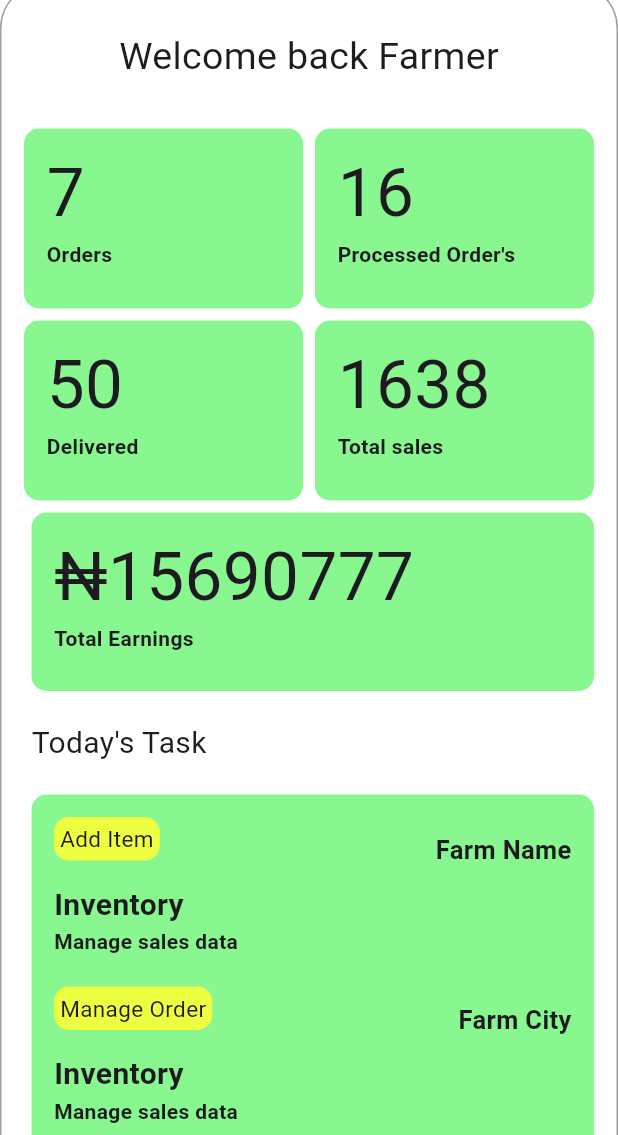
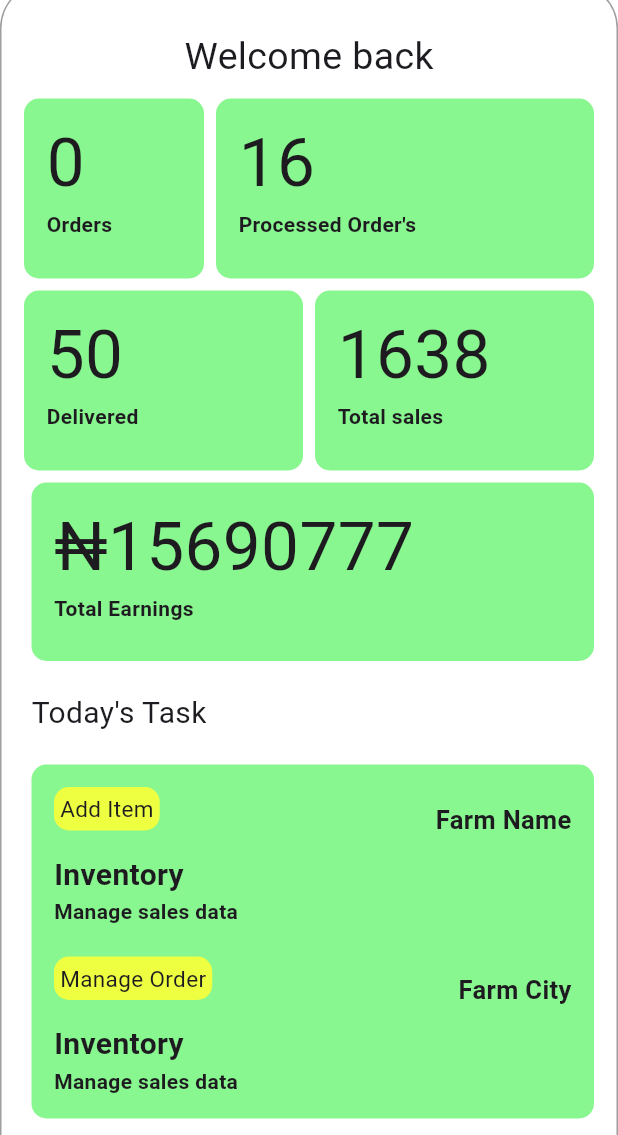
Before and after one commit to CarlsGalad/gona_farmer, a Flutter app: the screen it shows once a user with an empty profile is signed in, on a phone screen of 412 x 824 dp, the part 101-1236 px from its top. Run offline on Flutter 3.47's test engine with Material 3 defaults, Android fonts, the phone set to English and light mode, and no system bars; our stand-ins replace cloud_firestore, firebase_auth, firebase_core, firebase_messaging, google_fonts, google_sign_in and 1 more; accounts and stored records are empty; Roboto replaces fonts that are missing (Abel, Sansita).

Commit message:
orders list screen

```diff
--- a/lib/screens/homepage.dart
+++ b/lib/screens/homepage.dart
@@ -1,6 +1,7 @@
-
 import 'package:flutter/material.dart';
-
+import 'package:flutter/widgets.dart';
+import 'package:gona_vendor/screens/ordercountile.dart';
+import 'package:gona_vendor/screens/welcomemsg.dart';
 
 import 'package:google_fonts/google_fonts.dart';
 
@@ -29,12 +30,17 @@ class _HomepageState extends State<Homepage> {
             'Gona Farmers',
             style: GoogleFonts.abel(fontWeight: FontWeight.bold, fontSize: 30),
           ),
-          actions: const [
+          actions: [
             Padding(
-              padding: EdgeInsets.only(right: 20.0),
-              child: Icon(
-                Icons.menu,
-                size: 40,
+              padding: const EdgeInsets.only(right: 20.0),
+              child: GestureDetector(
+                onTap: () {
+                  Drawer;
+                },
+                child: const Icon(
+                  Icons.menu,
+                  size: 40,
+                ),
               ),
             )
           ],
@@ -54,51 +60,14 @@ class _HomepageState extends State<Homepage> {
               child: Column(
                 crossAxisAlignment: CrossAxisAlignment.start,
                 children: [
-                  const Center(
-                    child: Padding(
-                      padding: EdgeInsets.all(30.0),
-                      child: Text(
-                        'Welcome back Farmer',
-                        style: TextStyle(fontSize: 25),
-                      ),
-                    ),
-                  ),
+                  // welcome msg
+                  const WelcomeBackWidget(),
                   Padding(
                     padding: const EdgeInsets.only(left: 15.0, right: 15),
                     child: Row(
                       crossAxisAlignment: CrossAxisAlignment.start,
                       children: [
-                        Expanded(
-                          child: Container(
-                            width: 120,
-                            height: 120,
-                            decoration: BoxDecoration(
-                              color: const Color.fromARGB(255, 137, 247, 143),
-                              borderRadius: BorderRadius.circular(10),
-                            ),
-                            child: const Padding(
-                              padding: EdgeInsets.only(left: 15),
-                              child: Column(
-                                  mainAxisAlignment: MainAxisAlignment.start,
-                                  crossAxisAlignment: CrossAxisAlignment.start,
-                                  children: [
-                                    Padding(
-                                      padding: EdgeInsets.only(top: 10.0),
-                                      child: Text(
-                                        '7',
-                                        style: TextStyle(fontSize: 45),
-                                        textAlign: TextAlign.start,
-                                      ),
-                                    ),
-                                    Text(
-                                      'Orders',
-                                      style: TextStyle(
-                                          fontWeight: FontWeight.bold),
-                                    )
-                                  ]),
-                            ),
-                          ),
-                        ),
+                        OrderCountTile(),
                         const SizedBox(
                           width: 8,
                         ),
--- /dev/null
+++ b/lib/screens/ordercountile.dart
@@ -0,0 +1,93 @@
+import 'package:flutter/material.dart';
+import 'package:cloud_firestore/cloud_firestore.dart';
+import 'package:firebase_auth/firebase_auth.dart';
+import 'package:gona_vendor/screens/order_list_screen.dart';
+
+class OrderCountTile extends StatefulWidget {
+  const OrderCountTile({super.key});
+
+  @override
+  OrderCountTileState createState() => OrderCountTileState();
+}
+
+class OrderCountTileState extends State<OrderCountTile> {
+  int _orderCount = 0;
+
+  @override
+  void initState() {
+    super.initState();
+    _fetchOrderCount();
+  }
+
+  Future<void> _fetchOrderCount() async {
+    // Get the current user's UID from Firebase Authentication
+    String? userId = FirebaseAuth.instance.currentUser?.uid;
+    if (userId != null) {
+      // Fetch orders from Firestore
+      QuerySnapshot ordersSnapshot =
+          await FirebaseFirestore.instance.collection('orders').get();
+
+      // Iterate through the orders and count the ones with matching farmId
+      int count = 0;
+      for (QueryDocumentSnapshot orderDoc in ordersSnapshot.docs) {
+        List<Map<String, dynamic>> orderItems =
+            List<Map<String, dynamic>>.from(orderDoc['orderItems']);
+        for (Map<String, dynamic> orderItem in orderItems) {
+          if (orderItem['farmId'] == userId) {
+            count++;
+            break; // Break the loop after finding a matching farmId for efficiency
+          }
+        }
+      }
+
+      setState(() {
+        _orderCount = count; // Set the order count
+      });
+    }
+  }
+
+  @override
+  Widget build(BuildContext context) {
+    return GestureDetector(
+      onTap: () {
+        Navigator.push(
+          context,
+          MaterialPageRoute(
+            builder: (context) => OrderListScreen(),
+          ),
+        );
+      },
+      child: Expanded(
+        child: Container(
+          width: 120,
+          height: 120,
+          decoration: BoxDecoration(
+            color: const Color.fromARGB(255, 137, 247, 143),
+            borderRadius: BorderRadius.circular(10),
+          ),
+          child: Padding(
+            padding: const EdgeInsets.only(left: 15),
+            child: Column(
+              mainAxisAlignment: MainAxisAlignment.start,
+              crossAxisAlignment: CrossAxisAlignment.start,
+              children: [
+                Padding(
+                  padding: const EdgeInsets.only(top: 10.0),
+                  child: Text(
+                    _orderCount.toString(), // Display the order count
+                    style: const TextStyle(fontSize: 45),
+                    textAlign: TextAlign.start,
+                  ),
+                ),
+                const Text(
+                  'Orders',
+                  style: TextStyle(fontWeight: FontWeight.bold),
+                )
+              ],
+            ),
+          ),
+        ),
+      ),
+    );
+  }
+}
--- /dev/null
+++ b/lib/screens/welcomemsg.dart
@@ -0,0 +1,51 @@
+import 'package:cloud_firestore/cloud_firestore.dart';
+import 'package:firebase_auth/firebase_auth.dart';
+import 'package:flutter/material.dart';
+
+class WelcomeBackWidget extends StatefulWidget {
+  const WelcomeBackWidget({super.key});
+
+  @override
+  WelcomeBackWidgetState createState() => WelcomeBackWidgetState();
+}
+
+class WelcomeBackWidgetState extends State<WelcomeBackWidget> {
+  String _farmerName = '';
+
+  @override
+  void initState() {
+    super.initState();
+    _fetchFarmerName();
+  }
+
+  Future<void> _fetchFarmerName() async {
+    // Get the current user's UID from Firebase Authentication
+    String? uid = FirebaseAuth.instance.currentUser?.uid;
+    if (uid != null) {
+      // Fetch the farmer's name from the Firestore collection using the UID
+      DocumentSnapshot snapshot =
+          await FirebaseFirestore.instance.collection('farms').doc(uid).get();
+      if (snapshot.exists) {
+        setState(() {
+          _farmerName = snapshot['ownersName'];
+        });
+      }
+    }
+  }
+
+  @override
+  Widget build(BuildContext context) {
+    return Center(
+      child: Padding(
+        padding:
+            const EdgeInsets.only(top: 30.0, left: 30, right: 30, bottom: 10),
+        child: Text(
+          _farmerName.isNotEmpty
+              ? 'Welcome back ${_farmerName.split(' ').first}'
+              : 'Welcome back',
+          style: const TextStyle(fontSize: 25),
+        ),
+      ),
+    );
+  }
+}
--- a/pubspec.yaml
+++ b/pubspec.yaml
@@ -49,6 +49,7 @@ dependencies:
   firebase_storage:
   flutter_localizations:
     sdk: flutter
+  intl: ^0.18.1
 
 dev_dependencies:
   flutter_test:
```
Also changed, not shown: lib/screens/order_list_screen.dart (added, +99 -0 lines), pubspec.lock.
